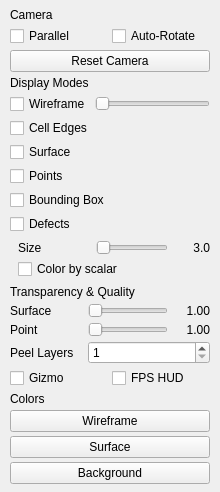
Old version of the form src/ui/view_display_page.ui in the repository thermeng/SciRender.
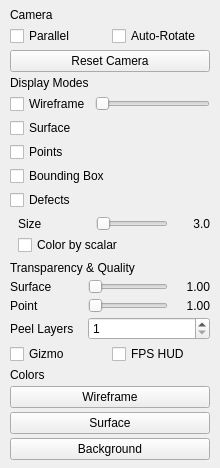
New version of the form.

Commit message: feat: merged wireframe & cellEdge features + Turbo Colormap fix

Diff of the .ui file:
```diff
--- a/src/ui/view_display_page.ui
+++ b/src/ui/view_display_page.ui
@@ -83,20 +83,6 @@
      </layout>
     </widget>
    </item>
-   <item>
-    <layout class="QHBoxLayout" name="cellWireframeLayout">
-     <property name="spacing"><number>4</number></property>
-     <property name="leftMargin"><number>0</number></property>
-     <property name="topMargin"><number>0</number></property>
-     <property name="rightMargin"><number>0</number></property>
-     <property name="bottomMargin"><number>0</number></property>
-     <item>
-      <widget class="QCheckBox" name="cellWireframeCb">
-       <property name="text"><string>Cell Edges</string></property>
-      </widget>
-     </item>
-    </layout>
-   </item>
     <item>
      <layout class="QVBoxLayout" name="flagsLayout">
      <item>
```
Lines whose indentation alone changed are shown as unchanged. The commit also changes 9 other files.
